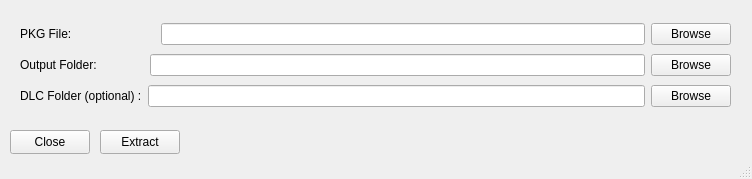
Qt form mainWindow.ui (Muggle345/PKGInstall) before a commit.
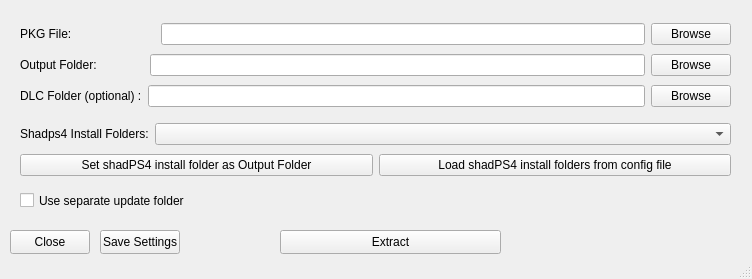
The same form after that commit.

Commit message: add toml submodule for loading config

What changed in the file:
```diff
--- a/mainWindow.ui
+++ b/mainWindow.ui
@@ -7,7 +7,7 @@
     <x>0</x>
     <y>0</y>
     <width>752</width>
-    <height>179</height>
+    <height>279</height>
    </rect>
   </property>
   <property name="windowTitle">
@@ -18,7 +18,7 @@
     <property name="geometry">
      <rect>
       <x>10</x>
-      <y>130</y>
+      <y>230</y>
       <width>80</width>
       <height>24</height>
      </rect>
@@ -123,9 +123,9 @@
    <widget class="QPushButton" name="extractButton">
     <property name="geometry">
      <rect>
-      <x>100</x>
-      <y>130</y>
-      <width>80</width>
+      <x>280</x>
+      <y>230</y>
+      <width>221</width>
       <height>24</height>
      </rect>
     </property>
@@ -133,6 +133,88 @@
      <string>Extract</string>
     </property>
    </widget>
+   <widget class="QPushButton" name="settingsButton">
+    <property name="geometry">
+     <rect>
+      <x>100</x>
+      <y>230</y>
+      <width>80</width>
+      <height>24</height>
+     </rect>
+    </property>
+    <property name="text">
+     <string>Save Settings</string>
+    </property>
+   </widget>
+   <widget class="QCheckBox" name="separateUpdateCheckBox">
+    <property name="geometry">
+     <rect>
+      <x>20</x>
+      <y>190</y>
+      <width>171</width>
+      <height>21</height>
+     </rect>
+    </property>
+    <property name="text">
+     <string>Use separate update folder</string>
+    </property>
+   </widget>
+   <widget class="QWidget" name="verticalLayoutWidget_2">
+    <property name="geometry">
+     <rect>
+      <x>20</x>
+      <y>120</y>
+      <width>711</width>
+      <height>61</height>
+     </rect>
+    </property>
+    <layout class="QVBoxLayout" name="verticalLayout_2">
+     <item>
+      <layout class="QHBoxLayout" name="horizontalLayout_4">
+       <item>
+        <widget class="QLabel" name="label_4">
+         <property name="sizePolicy">
+          <sizepolicy hsizetype="Fixed" vsizetype="Preferred">
+           <horstretch>0</horstretch>
+           <verstretch>0</verstretch>
+          </sizepolicy>
+         </property>
+         <property name="text">
+          <string>Shadps4 Install Folders:</string>
+         </property>
+        </widget>
+       </item>
+       <item>
+        <widget class="QComboBox" name="folderComboBox"/>
+       </item>
+      </layout>
+     </item>
+     <item>
+      <layout class="QHBoxLayout" name="horizontalLayout_5">
+       <item>
+        <widget class="QPushButton" name="setOutputButton">
+         <property name="text">
+          <string>Set shadPS4 install folder as Output Folder</string>
+         </property>
+        </widget>
+       </item>
+       <item>
+        <widget class="QPushButton" name="loadConfigButton">
+         <property name="sizePolicy">
+          <sizepolicy hsizetype="Preferred" vsizetype="Fixed">
+           <horstretch>0</horstretch>
+           <verstretch>0</verstretch>
+          </sizepolicy>
+         </property>
+         <property name="text">
+          <string>Load shadPS4 install folders from config file</string>
+         </property>
+        </widget>
+       </item>
+      </layout>
+     </item>
+    </layout>
+   </widget>
   </widget>
   <widget class="QStatusBar" name="statusbar"/>
  </widget>
```
The commit also changes 5 other files.
